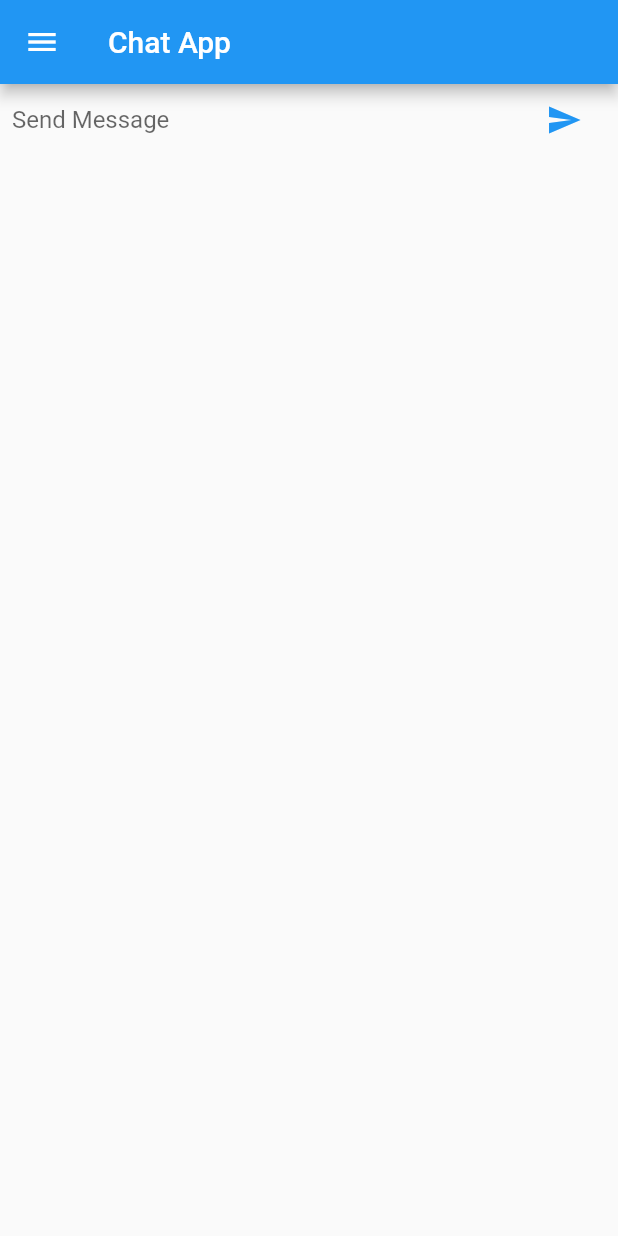
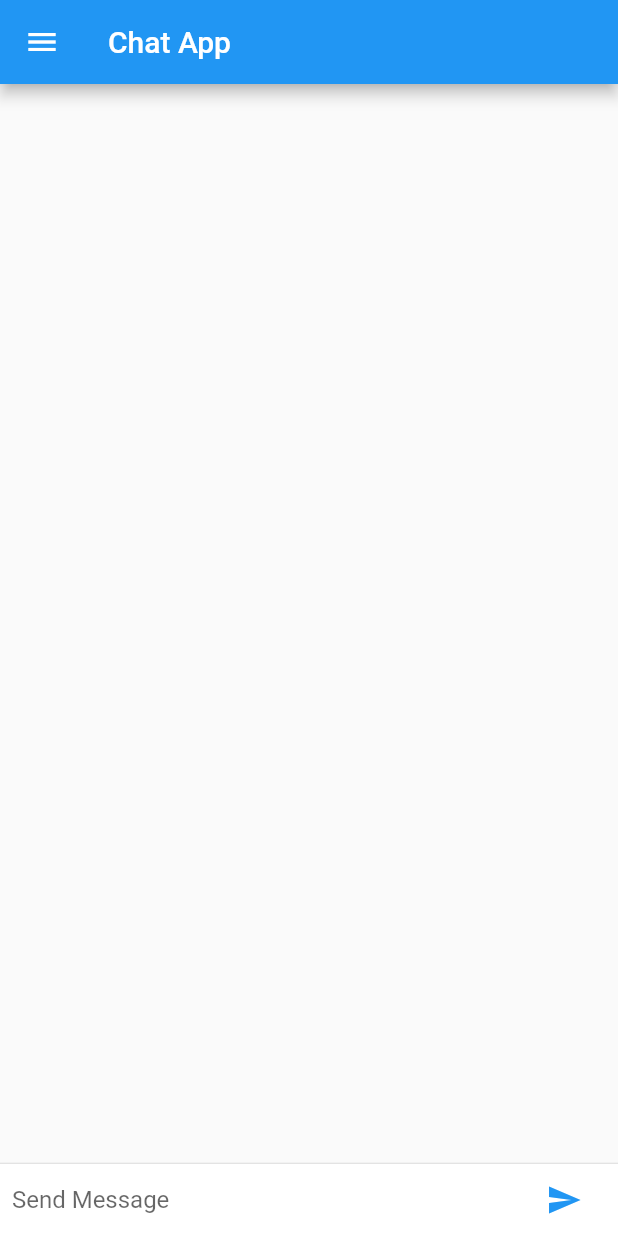
Before and after one commit to PrabhaniN/Flutter_Demo, a Flutter app: the screen it shows after launch, on a phone screen of 412 x 824 dp. Run offline on Flutter 3.47's test engine with Material 2 defaults, Android fonts, the phone set to English and light mode, and no system bars.

```diff
--- a/demo_app/lib/main.dart
+++ b/demo_app/lib/main.dart
@@ -13,6 +13,7 @@ class ChatScreen extends StatefulWidget{
 }
 
 class ChatScreenState extends State<ChatScreen>{
+  final List<ChatMessage> _messages = <ChatMessage>[];
   final TextEditingController _textEditingController = new TextEditingController();
   @override
   Widget build(BuildContext context){
@@ -20,7 +21,26 @@ class ChatScreenState extends State<ChatScreen>{
       appBar: AppBar(
         title: Text("Chat App"),
       ),
-      body: _buildTextComposer(),
+      body: new Column(
+        children: <Widget>[
+          new Flexible(
+            child: new ListView.builder(
+              padding: new EdgeInsets.all(8.0),
+              reverse: true,
+              itemBuilder: (_, int index) => _messages[index],
+              itemCount: _messages.length,
+            ),
+          ),
+          new Divider(height: 1.0,),
+          new Container(
+            decoration: new BoxDecoration(
+              color: Theme.of(context).cardColor
+            ),
+            child: _buildTextComposer(),
+          )
+        ],
+      ),
+
       drawer: Drawer(
         child: ListView(
           padding: EdgeInsets.zero,
@@ -81,6 +101,12 @@ class ChatScreenState extends State<ChatScreen>{
   }
   void _handleSubmitted(String text){
     _textEditingController.clear();
+    ChatMessage message = new ChatMessage(
+      text: text,
+    );
+    setState(() {
+      _messages.insert(0, message);
+    });
   }
 }
   // Widget build(BuildContext context) {
```
